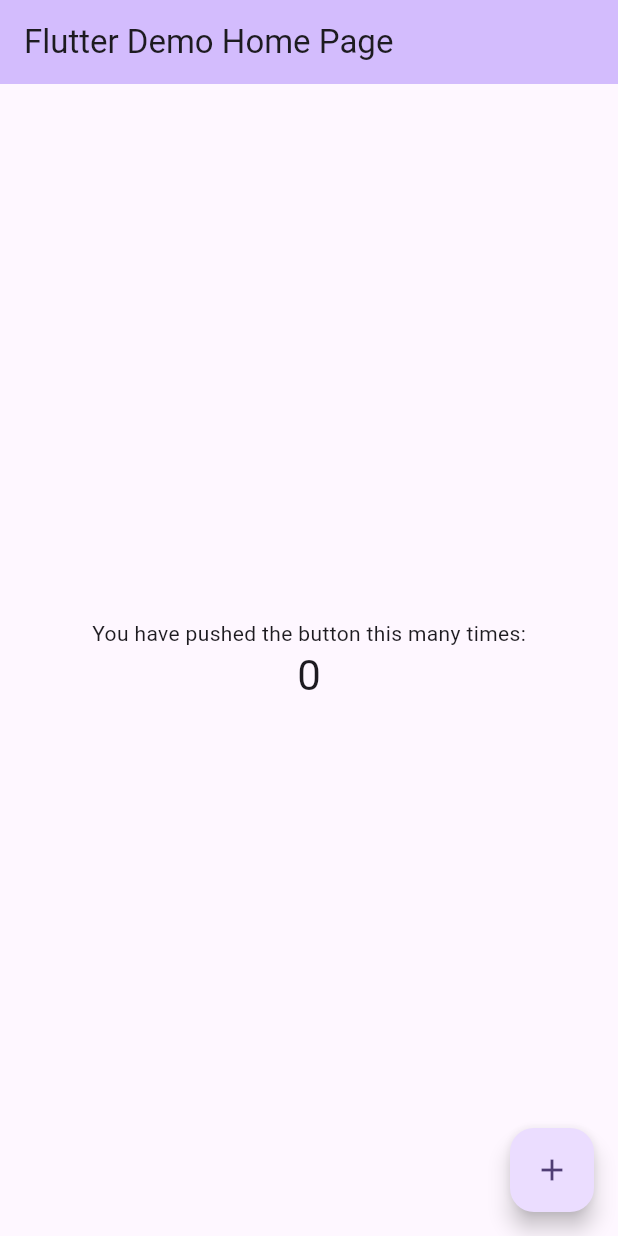
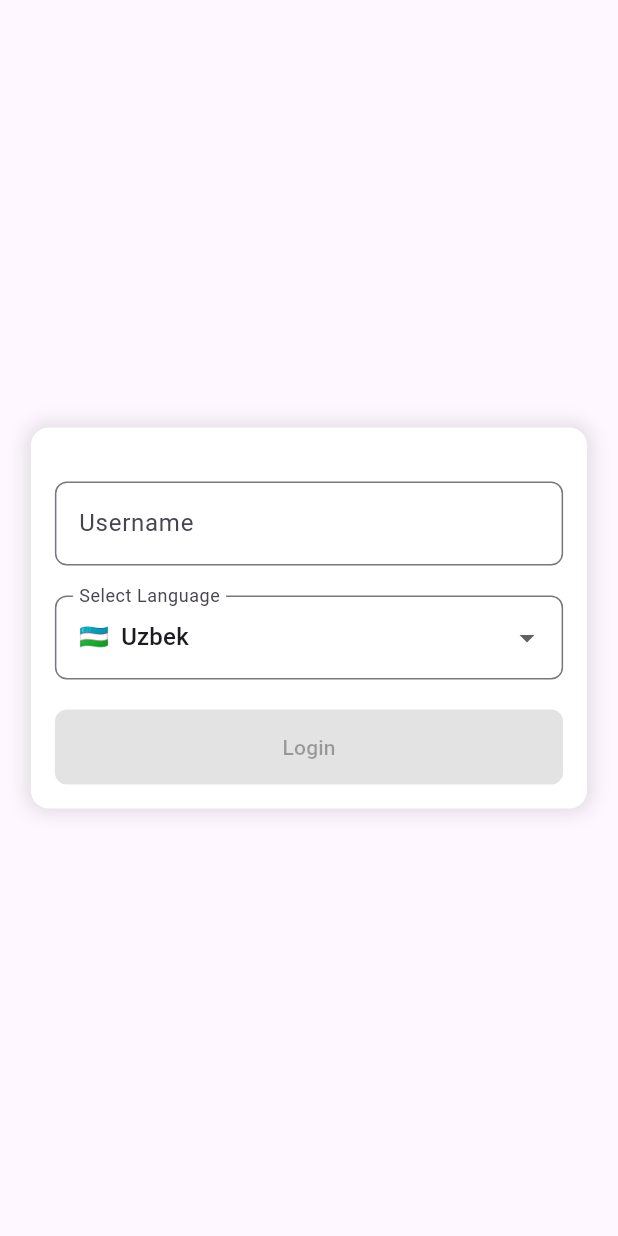
Before and after one commit to Sardor981/arbiter_examinator, a Flutter app: the screen it shows after launch, on a phone screen of 412 x 824 dp. Run offline on Flutter 3.47's test engine with Material 3 defaults, Android fonts, the phone set to English and light mode, and no system bars; our stand-ins replace dartz, dio, get_it, shared_preferences.

Commit message:
second commit

```diff
--- /dev/null
+++ b/devtools_options.yaml
@@ -0,0 +1,3 @@
+description: This file stores settings for Dart & Flutter DevTools.
+documentation: https://docs.flutter.dev/tools/devtools/extensions#configure-extension-enablement-states
+extensions:
--- /dev/null
+++ b/lib/common/utils/constants/prefs_keys.dart
@@ -0,0 +1,3 @@
+class PrefsKeys {
+  static String tokenKey = "token";
+}
--- a/lib/main.dart
+++ b/lib/main.dart
@@ -1,125 +1,34 @@
+import 'package:arbiter_examinator/common/app/services/injcetion_container.dart';
+import 'package:arbiter_examinator/presentation/screens/login_screen.dart';
+import 'package:arbiter_examinator/provider/auth_provider.dart';
 import 'package:flutter/material.dart';
+import 'package:provider/provider.dart';
 
-void main() {
+void main() async {
+  WidgetsFlutterBinding.ensureInitialized();
+  await initInjection();
   runApp(const MyApp());
 }
 
 class MyApp extends StatelessWidget {
   const MyApp({super.key});
 
-  // This widget is the root of your application.
   @override
   Widget build(BuildContext context) {
-    return MaterialApp(
-      title: 'Flutter Demo',
-      theme: ThemeData(
-        // This is the theme of your application.
-        //
-        // TRY THIS: Try running your application with "flutter run". You'll see
-        // the application has a purple toolbar. Then, without quitting the app,
-        // try changing the seedColor in the colorScheme below to Colors.green
-        // and then invoke "hot reload" (save your changes or press the "hot
-        // reload" button in a Flutter-supported IDE, or press "r" if you used
-        // the command line to start the app).
-        //
-        // Notice that the counter didn't reset back to zero; the application
-        // state is not lost during the reload. To reset the state, use hot
-        // restart instead.
-        //
-        // This works for code too, not just values: Most code changes can be
-        // tested with just a hot reload.
-        colorScheme: ColorScheme.fromSeed(seedColor: Colors.deepPurple),
-        useMaterial3: true,
+    return MultiProvider(
+      providers: [
+        ChangeNotifierProvider(
+          create: (context) => getIt<AuthProvider>(),
+        )
+      ],
+      child: MaterialApp(
+        title: 'Flutter Demo',
+        theme: ThemeData(
+          colorScheme: ColorScheme.fromSeed(seedColor: Colors.deepPurple),
+          useMaterial3: true,
+        ),
+        home: LoginScreen(),
       ),
-      home: const MyHomePage(title: 'Flutter Demo Home Page'),
     );
   }
 }
-
-class MyHomePage extends StatefulWidget {
-  const MyHomePage({super.key, required this.title});
-
-  // This widget is the home page of your application. It is stateful, meaning
-  // that it has a State object (defined below) that contains fields that affect
-  // how it looks.
-
-  // This class is the configuration for the state. It holds the values (in this
-  // case the title) provided by the parent (in this case the App widget) and
-  // used by the build method of the State. Fields in a Widget subclass are
-  // always marked "final".
-
-  final String title;
-
-  @override
-  State<MyHomePage> createState() => _MyHomePageState();
-}
-
-class _MyHomePageState extends State<MyHomePage> {
-  int _counter = 0;
-
-  void _incrementCounter() {
-    setState(() {
-      // This call to setState tells the Flutter framework that something has
-      // changed in this State, which causes it to rerun the build method below
-      // so that the display can reflect the updated values. If we changed
-      // _counter without calling setState(), then the build method would not be
-      // called again, and so nothing would appear to happen.
-      _counter++;
-    });
-  }
-
-  @override
-  Widget build(BuildContext context) {
-    // This method is rerun every time setState is called, for instance as done
-    // by the _incrementCounter method above.
-    //
-    // The Flutter framework has been optimized to make rerunning build methods
-    // fast, so that you can just rebuild anything that needs updating rather
-    // than having to individually change instances of widgets.
-    return Scaffold(
-      appBar: AppBar(
-        // TRY THIS: Try changing the color here to a specific color (to
-        // Colors.amber, perhaps?) and trigger a hot reload to see the AppBar
-        // change color while the other colors stay the same.
-        backgroundColor: Theme.of(context).colorScheme.inversePrimary,
-        // Here we take the value from the MyHomePage object that was created by
-        // the App.build method, and use it to set our appbar title.
-        title: Text(widget.title),
-      ),
-      body: Center(
-        // Center is a layout widget. It takes a single child and positions it
-        // in the middle of the parent.
-        child: Column(
-          // Column is also a layout widget. It takes a list of children and
-          // arranges them vertically. By default, it sizes itself to fit its
-          // children horizontally, and tries to be as tall as its parent.
-          //
-          // Column has various properties to control how it sizes itself and
-          // how it positions its children. Here we use mainAxisAlignment to
-          // center the children vertically; the main axis here is the vertical
-          // axis because Columns are vertical (the cross axis would be
-          // horizontal).
-          //
-          // TRY THIS: Invoke "debug painting" (choose the "Toggle Debug Paint"
-          // action in the IDE, or press "p" in the console), to see the
-          // wireframe for each widget.
-          mainAxisAlignment: MainAxisAlignment.center,
-          children: <Widget>[
-            const Text(
-              'You have pushed the button this many times:',
-            ),
-            Text(
-              '$_counter',
-              style: Theme.of(context).textTheme.headlineMedium,
-            ),
-          ],
-        ),
-      ),
-      floatingActionButton: FloatingActionButton(
-        onPressed: _incrementCounter,
-        tooltip: 'Increment',
-        child: const Icon(Icons.add),
-      ), // This trailing comma makes auto-formatting nicer for build methods.
-    );
-  }
-}
--- /dev/null
+++ b/lib/presentation/screens/login_screen.dart
@@ -0,0 +1,140 @@
+
+import 'package:arbiter_examinator/presentation/screens/home_screen.dart';
+import 'package:arbiter_examinator/provider/auth_provider.dart';
+import 'package:flutter/material.dart';
+import 'package:provider/provider.dart';
+
+class LoginScreen extends StatefulWidget {
+  const LoginScreen({super.key});
+
+  @override
+  State<LoginScreen> createState() => _LoginScreenState();
+}
+
+class _LoginScreenState extends State<LoginScreen> {
+  final TextEditingController _controller = TextEditingController();
+  String? _selectedLanguage = "Uzbek";
+
+  final Map<String, String> _flags = {
+    "English": "🇬🇧",
+    "Uzbek": "🇺🇿",
+    "Turkish": "🇹🇷",
+  };
+
+  @override
+  Widget build(BuildContext context) {
+    return Scaffold(
+      body: Center(
+        child: LayoutBuilder(
+          builder: (context, constraints) {
+            double width =
+                constraints.maxWidth > 600 ? 400 : constraints.maxWidth * 0.9;
+            return Container(
+              width: width,
+              padding: const EdgeInsets.all(16.0),
+              decoration: BoxDecoration(
+                color: Colors.white,
+                borderRadius: BorderRadius.circular(12),
+                boxShadow: [
+                  BoxShadow(
+                    color: Colors.black12,
+                    blurRadius: 10,
+                    spreadRadius: 2,
+                  ),
+                ],
+              ),
+              child: Form(
+                child: Column(
+                  mainAxisSize: MainAxisSize.min,
+                  children: [
+                    const SizedBox(height: 20),
+                    TextField(
+                      controller: _controller,
+                      decoration: InputDecoration(
+                        labelText: "Username",
+                        border: OutlineInputBorder(
+                          borderRadius: BorderRadius.circular(8),
+                        ),
+                      ),
+                    ),
+                    const SizedBox(height: 20),
+                    DropdownButtonFormField<String>(
+                      value: _selectedLanguage,
+                      decoration: InputDecoration(
+                        labelText: "Select Language",
+                        border: OutlineInputBorder(
+                          borderRadius: BorderRadius.circular(8),
+                        ),
+                      ),
+                      items: _flags.keys.map((String language) {
+                        return DropdownMenuItem<String>(
+                          value: language,
+                          child: Row(
+                            children: [
+                              Text(_flags[language]!),
+                              const SizedBox(width: 8),
+                              Text(language),
+                            ],
+                          ),
+                        );
+                      }).toList(),
+                      onChanged: (String? newValue) {
+                        setState(() {
+                          _selectedLanguage = newValue;
+                        });
+                      },
+                    ),
+                    const SizedBox(height: 20),
+                    Consumer<AuthProvider>(
+                      builder: (context, authProvider, child) {
+                        return ElevatedButton(
+                          onPressed: _selectedLanguage != null &&
+                                  _controller.text.isNotEmpty
+                              ? () async{
+                                await  authProvider.login(
+                                      candidate_number:
+                                          _controller.text.trim());
+                                  if (authProvider.message
+                                      .contains("succesfuly")) {
+                                    Navigator.pushReplacement(
+                                      context,
+                                      MaterialPageRoute(
+                                          builder: (context) =>
+                                              const HomeScreen()),
+                                    );
+                                  }
+                                  ScaffoldMessenger.of(context).showSnackBar(
+                                    SnackBar(
+                                      content: Text(
+                                        authProvider.message.toString(),
+                                        style: TextStyle(color: Colors.white),
+                                      ),
+                                      backgroundColor: Colors.red,
+                                    ),
+                                  );
+                                }
+                              : null,
+                          style: ElevatedButton.styleFrom(
+                            minimumSize: Size(width, 50),
+                            shape: RoundedRectangleBorder(
+                              borderRadius: BorderRadius.circular(8),
+                            ),
+                          ),
+                          child: authProvider.isLoading
+                              ? CircularProgressIndicator(
+                                  color: Colors.blueGrey,
+                                )
+                              : Text("Login"),
+                        );
+                      },
+                    ),
+                  ],
+                ),
+              ),
+            );
+          },
+        ),
+      ),
+    );
+  }
+}
--- /dev/null
+++ b/lib/provider/auth_provider.dart
@@ -0,0 +1,30 @@
+import 'dart:developer';
+
+import 'package:arbiter_examinator/data/repositories/auth_repo.dart';
+import 'package:flutter/material.dart';
+
+class AuthProvider extends ChangeNotifier {
+  final AuthRepo authRepo;
+
+  AuthProvider(this.authRepo);
+
+  bool isLoading = false;
+  String message = '';
+
+  Future<void> login({
+    required String candidate_number,
+  }) async {
+    isLoading = true;
+    notifyListeners();
+    log("data in usecase: $candidate_number,");
+    final result = await authRepo.login(candidate_number: candidate_number);
+    isLoading = false;
+
+    notifyListeners();
+
+    return result.fold(
+      (error) => message = error,
+      (_) => message = "Login succesfuly",
+    );
+  }
+}
```
Also changed, not shown: lib/common/app/services/injcetion_container.dart (added, +41 -0 lines), lib/common/exeptions/custom_exception.dart (added, +9 -0 lines), lib/common/utils/constants/network_constants.dart (added, +12 -0 lines), lib/data/repositories/auth_repo.dart (added, +49 -0 lines), lib/presentation/screens/home_screen.dart (added, +14 -0 lines), pubspec.yaml (+8 -0 lines), pubspec.lock, 2 other files.
